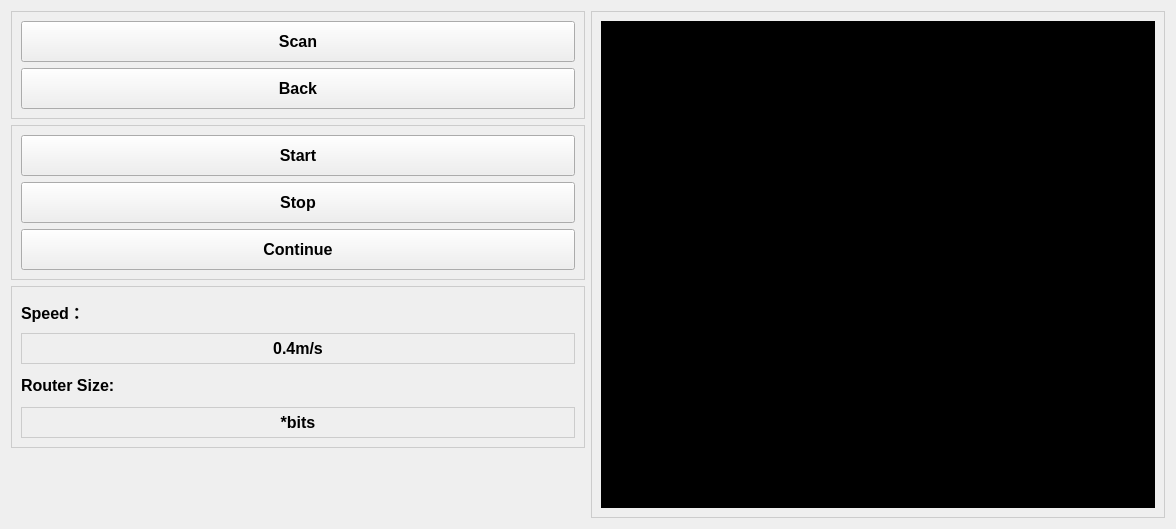
This is software/development/ui/fourthui.ui in Capstone-2024/OS-Handheld-CNC as Qt 5 draws it before an edit. The edited form follows.
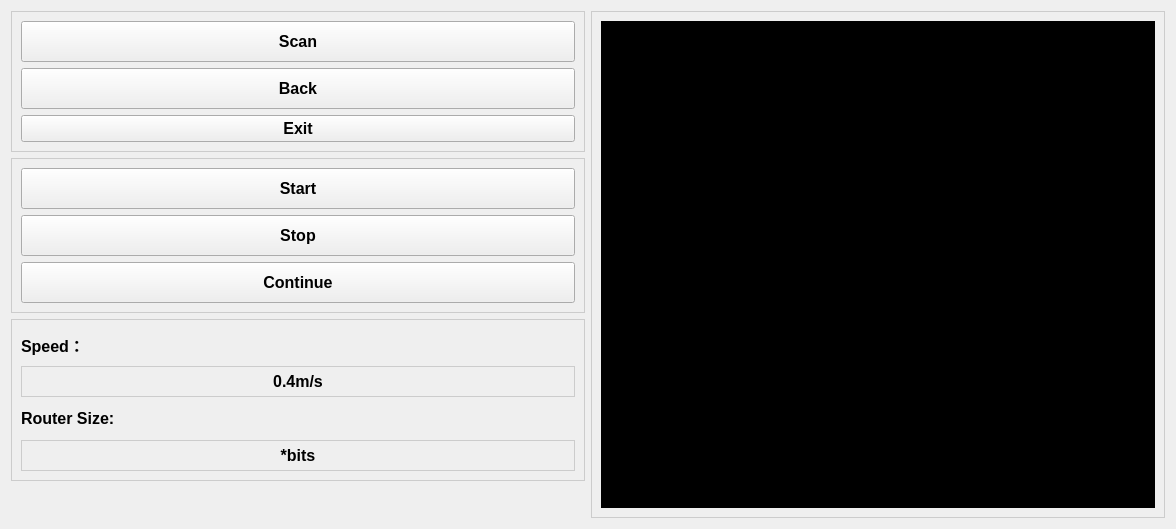
This is the edited form.

```diff
--- a/software/development/ui/fourthui.ui
+++ b/software/development/ui/fourthui.ui
@@ -41,7 +41,7 @@
        <property name="frameShadow">
         <enum>QFrame::Raised</enum>
        </property>
-       <layout class="QVBoxLayout" name="verticalLayout" stretch="0,0">
+       <layout class="QVBoxLayout" name="verticalLayout" stretch="0,0,0">
         <item>
          <widget class="QPushButton" name="scan_btn">
           <property name="minimumSize">
@@ -84,6 +84,21 @@
           </property>
          </widget>
         </item>
+        <item>
+         <widget class="QPushButton" name="pushButton">
+          <property name="font">
+           <font>
+            <family>Arial</family>
+            <pointsize>12</pointsize>
+            <weight>75</weight>
+            <bold>true</bold>
+           </font>
+          </property>
+          <property name="text">
+           <string>Exit</string>
+          </property>
+         </widget>
+        </item>
        </layout>
       </widget>
      </item>
```
